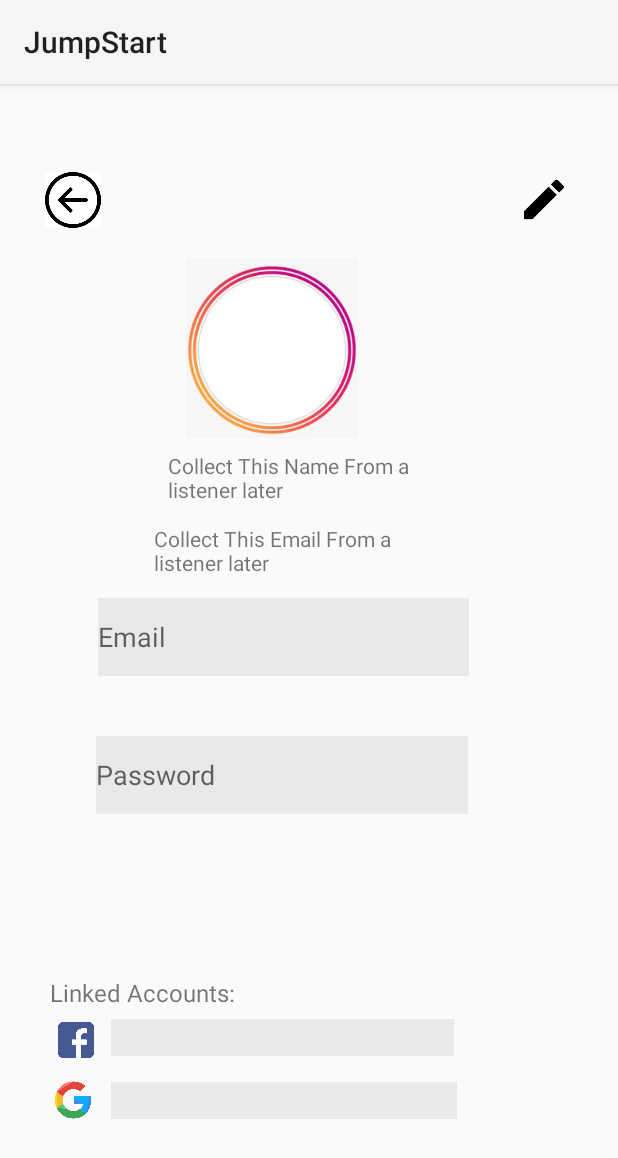
After one commit to bkcyanne/swen3001_group_project, an Android app: the profile screen opened directly, with no data from a screen before it, on a phone screen of 412 x 824 dp. The commit adds this screen. Shown: the top 1158 px of the screen. Run offline under Robolectric (Android 15) with nearby library versions, the phone set to English and light mode, and no system bars.

Commit message:
Profile Page Added Here

```diff
--- a/Android Dev/app/src/main/AndroidManifest.xml
+++ b/Android Dev/app/src/main/AndroidManifest.xml
@@ -9,7 +9,8 @@
         android:roundIcon="@mipmap/ic_launcher_round"
         android:supportsRtl="true"
         android:theme="@style/AppTheme">
-        <activity android:name=".edItProfile"></activity>
+        <activity android:name=".profile"></activity>
+        <activity android:name=".edItProfile" />
         <activity android:name=".viewAllTasksScrollView" />
         <activity android:name=".viewAllTasks" />
         <activity android:name=".newTask" />
--- /dev/null
+++ b/Android Dev/app/src/main/java/com/example/killmenow/profile.kt
@@ -0,0 +1,11 @@
+package com.example.killmenow
+
+import androidx.appcompat.app.AppCompatActivity
+import android.os.Bundle
+
+class profile : AppCompatActivity() {
+    override fun onCreate(savedInstanceState: Bundle?) {
+        super.onCreate(savedInstanceState)
+        setContentView(R.layout.activity_profile)
+    }
+}
--- /dev/null
+++ b/Android Dev/app/src/main/res/layout/activity_profile.xml
@@ -0,0 +1,169 @@
+<?xml version="1.0" encoding="utf-8"?>
+<RelativeLayout xmlns:android="http://schemas.android.com/apk/res/android"
+    xmlns:app="http://schemas.android.com/apk/res-auto"
+    xmlns:tools="http://schemas.android.com/tools"
+    android:layout_width="match_parent"
+    android:layout_height="match_parent"
+    tools:context=".profile">
+
+
+
+    <ImageView
+        android:id="@+id/addProfilePic"
+        android:layout_width="177dp"
+        android:layout_height="120dp"
+        android:layout_alignParentEnd="true"
+        android:layout_alignParentBottom="true"
+        android:layout_marginEnd="142dp"
+        android:layout_marginBottom="532dp"
+        android:contentDescription="@string/addProfile"
+        app:srcCompat="@drawable/profileCircle" />
+
+
+    <EditText
+        android:id="@+id/Email"
+        android:layout_width="247dp"
+        android:layout_height="52dp"
+        android:layout_alignParentStart="true"
+        android:layout_alignParentEnd="true"
+        android:layout_alignParentBottom="true"
+        android:layout_marginStart="65dp"
+        android:layout_marginEnd="99dp"
+        android:layout_marginBottom="373dp"
+        android:autofillHints="asd"
+        android:background="#11000000"
+        android:ems="10"
+        android:hint="@string/email"
+        android:inputType="textEmailAddress" />
+
+    <EditText
+        android:id="@+id/password"
+        android:layout_width="212dp"
+        android:layout_height="52dp"
+        android:layout_alignParentStart="true"
+        android:layout_alignParentEnd="true"
+        android:layout_alignParentBottom="true"
+        android:layout_marginStart="64dp"
+        android:layout_marginEnd="100dp"
+        android:layout_marginBottom="281dp"
+        android:autofillHints="asd"
+        android:background="#11000000"
+        android:ems="10"
+        android:hint="@string/Password"
+        android:inputType="textPassword" />
+
+    <TextView
+        android:id="@+id/LinkedAccounts"
+        android:layout_width="159dp"
+        android:layout_height="49dp"
+        android:layout_alignParentStart="true"
+        android:layout_alignParentEnd="true"
+        android:layout_alignParentBottom="true"
+        android:layout_marginStart="33dp"
+        android:layout_marginEnd="218dp"
+        android:layout_marginBottom="124dp"
+        android:text="@string/LinkedAccounts"
+        android:textSize="16sp" />
+
+    <ImageView
+        android:id="@+id/fbsignup"
+        android:layout_width="100dp"
+        android:layout_height="37dp"
+        android:layout_alignParentEnd="true"
+        android:layout_alignParentBottom="true"
+        android:layout_marginEnd="311dp"
+        android:layout_marginBottom="112dp"
+        app:srcCompat="@drawable/fbicon"
+        tools:ignore="ContentDescription" />
+
+    <ImageView
+        android:id="@+id/googlePic"
+        android:layout_width="32dp"
+        android:layout_height="25dp"
+        android:layout_alignParentEnd="true"
+        android:layout_alignParentBottom="true"
+        android:layout_marginEnd="347dp"
+        android:layout_marginBottom="78dp"
+        app:srcCompat="@drawable/googleicon"
+        tools:ignore="ContentDescription" />
+
+    <EditText
+        android:id="@+id/emptyFbArea"
+        android:layout_width="234dp"
+        android:layout_height="wrap_content"
+        android:layout_alignParentStart="true"
+        android:layout_alignParentEnd="true"
+        android:layout_alignParentBottom="true"
+        android:layout_marginStart="74dp"
+        android:layout_marginEnd="107dp"
+        android:layout_marginBottom="78dp"
+        android:autofillHints="asd"
+        android:background="#11000000"
+        android:ems="10"
+        android:hint=""
+        android:inputType="textPassword"
+        tools:ignore="LabelFor" />
+
+    <EditText
+        android:id="@+id/emptyGoogleArea"
+        android:layout_width="234dp"
+        android:layout_height="wrap_content"
+        android:layout_alignParentStart="true"
+        android:layout_alignParentEnd="true"
+        android:layout_alignParentBottom="true"
+        android:layout_marginStart="74dp"
+        android:layout_marginEnd="109dp"
+        android:layout_marginBottom="120dp"
+        android:autofillHints="asd"
+        android:background="#11000000"
+        android:ems="10"
+        android:hint=""
+        android:inputType="textPassword"
+        tools:ignore="LabelFor" />
+
+    <ImageView
+        android:id="@+id/imageView"
+        android:layout_width="wrap_content"
+        android:layout_height="35dp"
+        android:layout_alignParentStart="true"
+        android:layout_alignParentEnd="true"
+        android:layout_alignParentBottom="true"
+        android:layout_marginStart="343dp"
+        android:layout_marginEnd="30dp"
+        android:layout_marginBottom="673dp"
+        app:srcCompat="@drawable/edittheicon" />
+
+    <ImageView
+        android:id="@+id/imageView2"
+        android:layout_width="41dp"
+        android:layout_height="37dp"
+        android:layout_alignParentStart="true"
+        android:layout_alignParentEnd="true"
+        android:layout_alignParentBottom="true"
+        android:layout_marginStart="27dp"
+        android:layout_marginEnd="342dp"
+        android:layout_marginBottom="672dp"
+        app:srcCompat="@drawable/backprofilepageicon" />
+
+    <TextView
+        android:id="@+id/personalUsername"
+        android:layout_width="162dp"
+        android:layout_height="wrap_content"
+        android:layout_alignParentEnd="true"
+        android:layout_alignParentBottom="true"
+        android:layout_marginEnd="138dp"
+        android:layout_marginBottom="488dp"
+        android:text="Collect This Name From a listener later" />
+
+    <TextView
+        android:id="@+id/personalEmail"
+        android:layout_width="184dp"
+        android:layout_height="wrap_content"
+        android:layout_alignParentEnd="true"
+        android:layout_alignParentBottom="true"
+        android:layout_marginEnd="125dp"
+        android:layout_marginBottom="439dp"
+        android:text="Collect This Email From a listener later" />
+
+
+</RelativeLayout>
--- a/Android Dev/app/src/main/res/values/strings.xml
+++ b/Android Dev/app/src/main/res/values/strings.xml
@@ -40,8 +40,8 @@
 
     /*Edit profile*/
 
-    <string name = "EditProfile">Edit Profile</string>
-    <string name = "Gender">Gender</string>
-    <string name = "LinkedAccounts">Linked Accounts:</string>
+    <string name="EditProfile">Edit Profile</string>
+    <string name="Gender">Gender</string>
+    <string name="LinkedAccounts">Linked Accounts:</string>
 
 </resources>
```
Also changed, not shown: Android Dev/app/src/main/res/drawable/backprofilepageicon.png (added), Android Dev/app/src/main/res/drawable/edittheicon.png (added).
